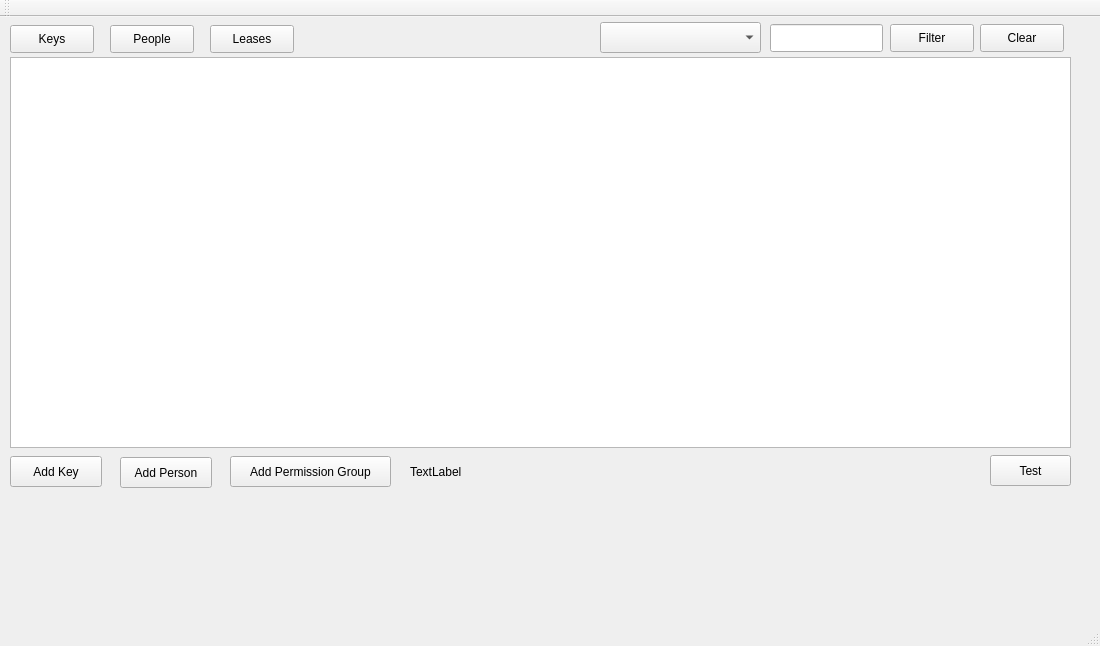
The window that mainwindow.ui (kieranmckenzie/teamworking_key_management_app) describes before a commit, drawn with Qt 5.
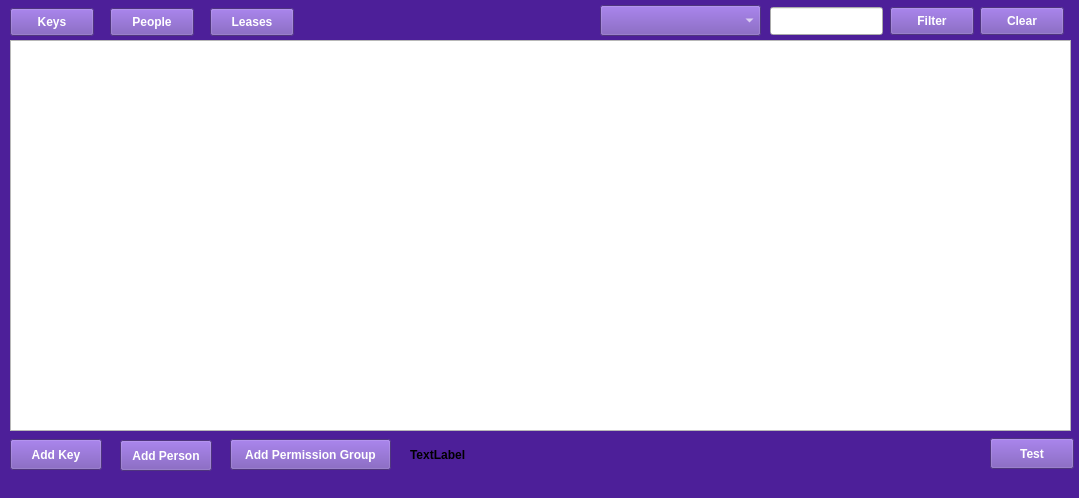
The same window after the commit.

The edit to the form file:
```diff
--- a/mainwindow.ui
+++ b/mainwindow.ui
@@ -6,13 +6,38 @@
    <rect>
     <x>0</x>
     <y>0</y>
-    <width>1100</width>
-    <height>646</height>
+    <width>1079</width>
+    <height>498</height>
    </rect>
   </property>
   <property name="windowTitle">
    <string>MainWindow</string>
   </property>
+  <property name="styleSheet">
+   <string notr="true">QMainWindow{
+	background-color: #4D1F99;
+}
+QTableView{
+	color: #000000;
+}
+QPushButton {
+	background-color: #6F4AB1;
+	color: #FFFFFF;
+	font-weight: bold;
+    min-width: 80px;
+}
+QComboBox{
+	background-color: #6F4AB1;
+	color: #FFFFFF;
+	font-weight: bold;
+}
+QLabel{
+	font-weight: bold;
+}
+QLineEdit{
+	color: #000000;
+}</string>
+  </property>
   <widget class="QWidget" name="centralWidget">
    <widget class="QComboBox" name="main_comboBox">
     <property name="geometry">
@@ -162,7 +187,7 @@
      <rect>
       <x>990</x>
       <y>438</y>
-      <width>81</width>
+      <width>84</width>
       <height>31</height>
      </rect>
     </property>
@@ -194,15 +219,6 @@
     </rect>
    </property>
   </widget>
-  <widget class="QToolBar" name="mainToolBar">
-   <attribute name="toolBarArea">
-    <enum>TopToolBarArea</enum>
-   </attribute>
-   <attribute name="toolBarBreak">
-    <bool>false</bool>
-   </attribute>
-  </widget>
-  <widget class="QStatusBar" name="statusBar"/>
  </widget>
  <layoutdefault spacing="6" margin="11"/>
  <resources/>
```
Left out of the diff: 4 changed lines with no effect on the pictures.
